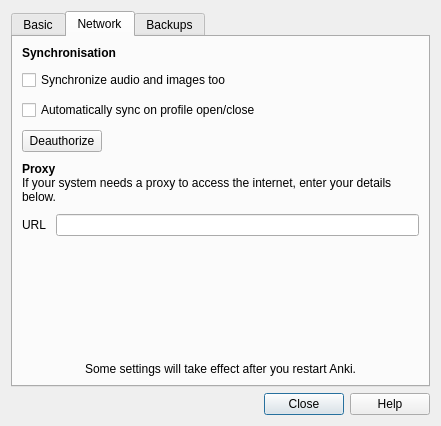
Old version of the form designer/preferences.ui in the repository ankitects/anki.
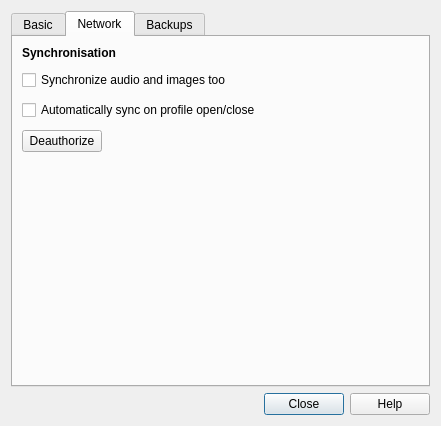
New version of the form. The open tabs and pages were chosen to show the change.

Commit message: handle proxy config in libanki

What changed in the file:
```diff
--- a/designer/preferences.ui
+++ b/designer/preferences.ui
@@ -248,33 +248,6 @@
          </item>
         </layout>
        </item>
-       <item>
-        <widget class="QLabel" name="label_13">
-         <property name="text">
-          <string>&lt;b&gt;Proxy&lt;/b&gt;&lt;br&gt;If your system needs a proxy to access the internet, enter your details below.</string>
-         </property>
-         <property name="wordWrap">
-          <bool>true</bool>
-         </property>
-        </widget>
-       </item>
-       <item>
-        <layout class="QGridLayout" name="gridLayout_3">
-         <property name="verticalSpacing">
-          <number>6</number>
-         </property>
-         <item row="0" column="0">
-          <widget class="QLabel" name="label_14">
-           <property name="text">
-            <string>URL</string>
-           </property>
-          </widget>
-         </item>
-         <item row="0" column="1">
-          <widget class="QLineEdit" name="proxyHost"/>
-         </item>
-        </layout>
-       </item>
        <item>
         <spacer name="verticalSpacer_2">
          <property name="orientation">
@@ -288,16 +261,6 @@
          </property>
         </spacer>
        </item>
-       <item>
-        <widget class="QLabel" name="label_12">
-         <property name="text">
-          <string>Some settings will take effect after you restart Anki.</string>
-         </property>
-         <property name="alignment">
-          <set>Qt::AlignCenter</set>
-         </property>
-        </widget>
-       </item>
       </layout>
      </widget>
      <widget class="QWidget" name="tab">
```
Left out of the diff: 1 changed line with no effect on the pictures. The commit also changes 2 other files.
